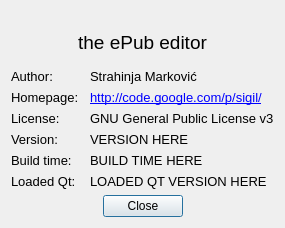
Old version of the form src/Sigil/Form_Files/About.ui in the repository wsw621012/siweiwangsword-sigil.
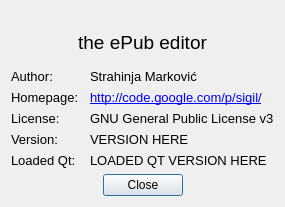
New version of the form. Icons and pictures are not drawn.

Commit message: Removing build time information from About dialog (Fixes issue #65)

Diff of the .ui file:
```diff
--- a/src/Sigil/Form_Files/About.ui
+++ b/src/Sigil/Form_Files/About.ui
@@ -7,7 +7,7 @@
     <x>0</x>
     <y>0</y>
     <width>292</width>
-    <height>284</height>
+    <height>307</height>
    </rect>
   </property>
   <property name="windowTitle">
@@ -159,33 +159,6 @@
       </widget>
      </item>
      <item row="4" column="0">
-      <widget class="QLabel" name="lbBuildTime">
-       <property name="font">
-        <font>
-         <pointsize>10</pointsize>
-        </font>
-       </property>
-       <property name="text">
-        <string>Build time:</string>
-       </property>
-      </widget>
-     </item>
-     <item row="4" column="1">
-      <widget class="QLabel" name="lbBuildTimeDisplay">
-       <property name="font">
-        <font>
-         <pointsize>10</pointsize>
-        </font>
-       </property>
-       <property name="text">
-        <string>BUILD TIME HERE</string>
-       </property>
-       <property name="indent">
-        <number>5</number>
-       </property>
-      </widget>
-     </item>
-     <item row="5" column="0">
       <widget class="QLabel" name="lbLoadedQt">
        <property name="font">
         <font>
@@ -197,7 +170,7 @@
        </property>
       </widget>
      </item>
-     <item row="5" column="1">
+     <item row="4" column="1">
       <widget class="QLabel" name="lbLoadedQtDisplay">
        <property name="font">
         <font>
```
Left out of the diff: 1 changed line with no effect on the pictures. The commit also changes 3 other files.
